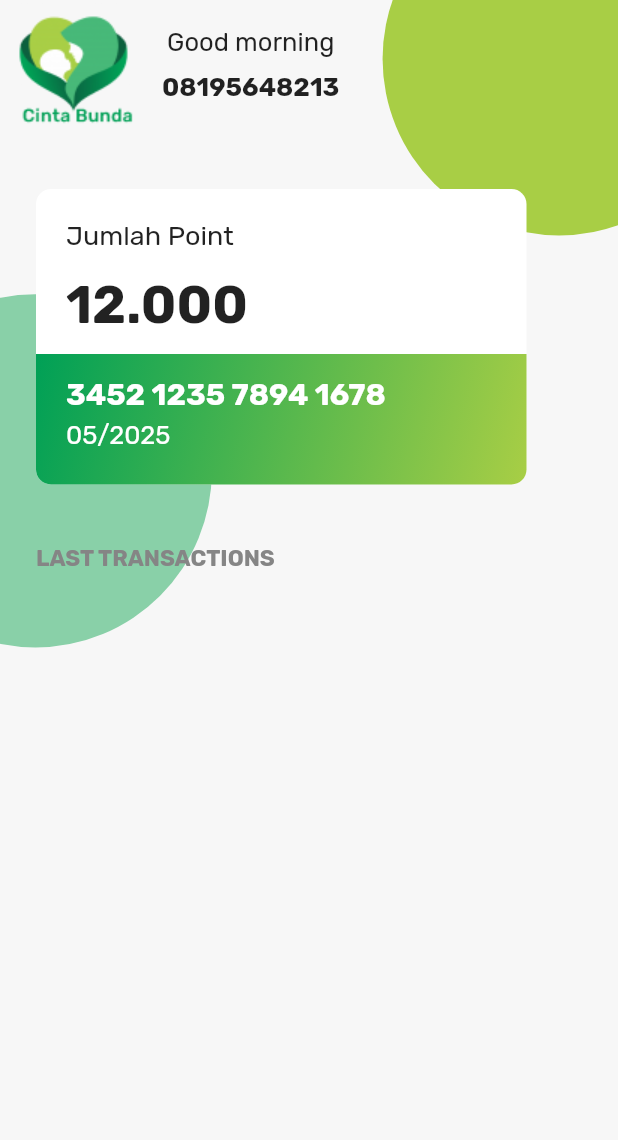
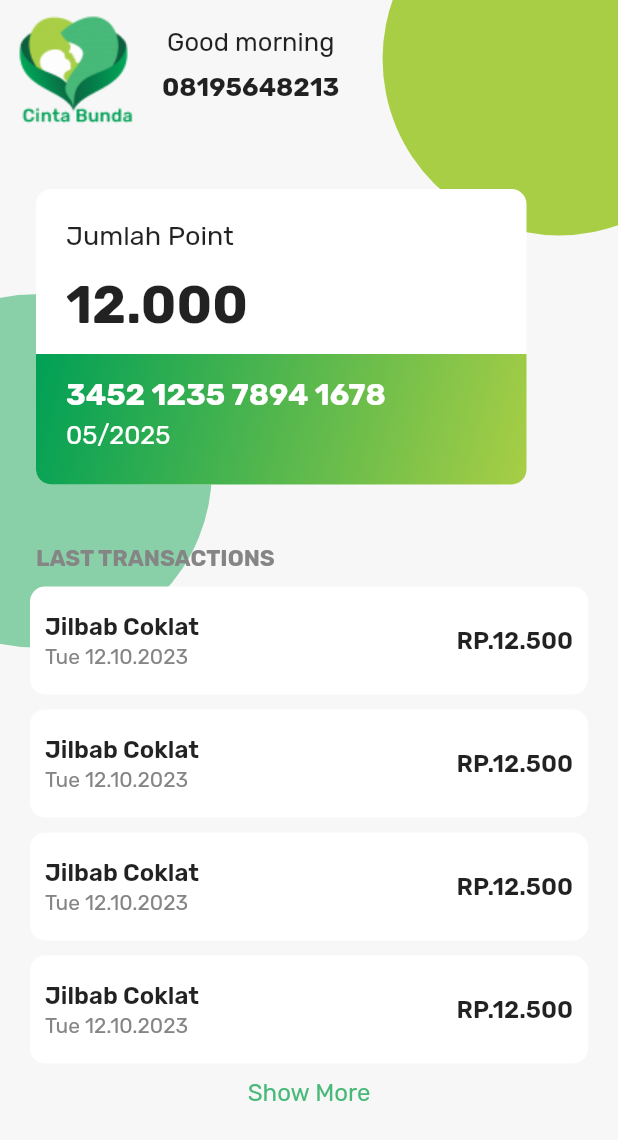
Before and after one commit to Nustra-Studio/cinta_bunda, a Flutter app: the screen it shows after launch, on a phone screen of 412 x 824 dp. Shown: the top 1140 px of the screen. Run offline on Flutter 3.47's test engine with Material 2 defaults, Android fonts, the light colour scheme and no system bars; our stand-ins replace google_fonts.

Commit message:
list transactions

```diff
--- a/lib/account_overview.dart
+++ b/lib/account_overview.dart
@@ -168,8 +168,102 @@ class _HomeState extends State<Home> {
                   ),
                 ),
                 SizedBox(
-                  height: 20,
+                  height: 10,
                 ),
+                Container(
+                  margin: EdgeInsets.symmetric(horizontal: 20),
+                  child: Column(
+                    children: [
+                      Container(
+                        margin: EdgeInsets.only(bottom: 10),
+                        decoration: BoxDecoration(
+                            color: Colors.white,
+                            borderRadius: BorderRadius.circular(10)),
+                        child: ListTile(
+                          contentPadding: EdgeInsets.fromLTRB(10, 0, 10, 0),
+                          title: Text("Jilbab Coklat",
+                              style: GoogleFonts.rubik(
+                                  fontSize: 16, fontWeight: FontWeight.w600)),
+                          subtitle: Text("Tue 12.10.2023",
+                              style:
+                                  GoogleFonts.rubik(color: Color(0xFF858585))),
+                          trailing: Text(
+                            "RP.12.500",
+                            style: GoogleFonts.rubik(
+                                fontSize: 16, fontWeight: FontWeight.w600),
+                          ),
+                        ),
+                      ),
+                      Container(
+                        margin: EdgeInsets.only(bottom: 10),
+                        decoration: BoxDecoration(
+                            color: Colors.white,
+                            borderRadius: BorderRadius.circular(10)),
+                        child: ListTile(
+                          contentPadding: EdgeInsets.fromLTRB(10, 0, 10, 0),
+                          title: Text("Jilbab Coklat",
+                              style: GoogleFonts.rubik(
+                                  fontSize: 16, fontWeight: FontWeight.w600)),
+                          subtitle: Text("Tue 12.10.2023",
+                              style:
+                                  GoogleFonts.rubik(color: Color(0xFF858585))),
+                          trailing: Text(
+                            "RP.12.500",
+                            style: GoogleFonts.rubik(
+                                fontSize: 16, fontWeight: FontWeight.w600),
+                          ),
+                        ),
+                      ),
+                      Container(
+                        margin: EdgeInsets.only(bottom: 10),
+                        decoration: BoxDecoration(
+                            color: Colors.white,
+                            borderRadius: BorderRadius.circular(10)),
+                        child: ListTile(
+                          contentPadding: EdgeInsets.fromLTRB(10, 0, 10, 0),
+                          title: Text("Jilbab Coklat",
+                              style: GoogleFonts.rubik(
+                                  fontSize: 16, fontWeight: FontWeight.w600)),
+                          subtitle: Text("Tue 12.10.2023",
+                              style:
+                                  GoogleFonts.rubik(color: Color(0xFF858585))),
+                          trailing: Text(
+                            "RP.12.500",
+                            style: GoogleFonts.rubik(
+                                fontSize: 16, fontWeight: FontWeight.w600),
+                          ),
+                        ),
+                      ),
+                      Container(
+                        margin: EdgeInsets.only(bottom: 10),
+                        decoration: BoxDecoration(
+                            color: Colors.white,
+                            borderRadius: BorderRadius.circular(10)),
+                        child: ListTile(
+                          contentPadding: EdgeInsets.fromLTRB(10, 0, 10, 0),
+                          title: Text("Jilbab Coklat",
+                              style: GoogleFonts.rubik(
+                                  fontSize: 16, fontWeight: FontWeight.w600)),
+                          subtitle: Text("Tue 12.10.2023",
+                              style:
+                                  GoogleFonts.rubik(color: Color(0xFF858585))),
+                          trailing: Text(
+                            "RP.12.500",
+                            style: GoogleFonts.rubik(
+                                fontSize: 16, fontWeight: FontWeight.w600),
+                          ),
+                        ),
+                      ),
+                    ],
+                  ),
+                ),
+                Align(
+                    alignment: Alignment.center,
+                    child: Text(
+                      'Show More',
+                      style: GoogleFonts.rubik(
+                          fontSize: 16, color: Color(0xFF48B979)),
+                    ))
               ],
             ),
           )
```
